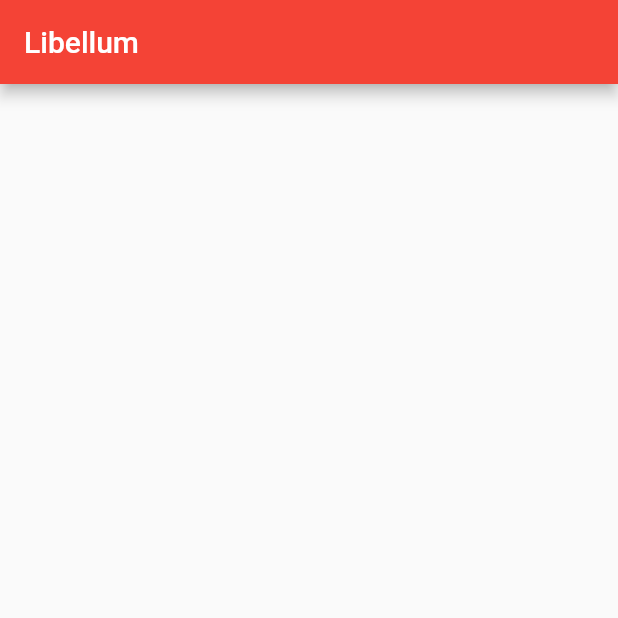
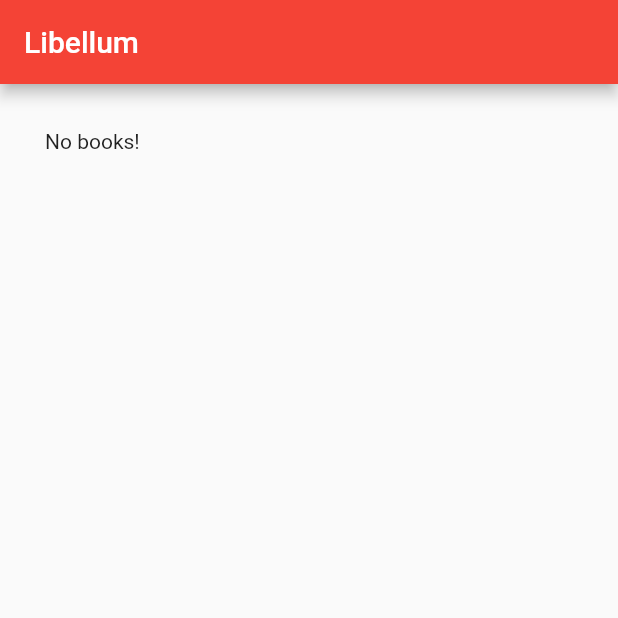
Before and after one commit to Apexal/libellum, a Flutter app: the screen it shows after launch, on a phone screen of 412 x 824 dp, the top half of it. Run offline on Flutter 3.47's test engine with Material 2 defaults, Android fonts, the phone set to English and light mode, and no system bars.

Commit message:
Show first book

```diff
--- a/lib/screens/home.dart
+++ b/lib/screens/home.dart
@@ -1,7 +1,10 @@
 import 'package:flutter/material.dart';
+import 'package:libellum/common/book_card.dart';
 import 'package:libellum/common/bottom_bar.dart';
 
 import 'package:libellum/main.dart';
+import 'package:libellum/models/books.dart';
+import 'package:provider/provider.dart';
 
 class HomeRoute extends StatelessWidget {
   @override
@@ -11,9 +14,19 @@ class HomeRoute extends StatelessWidget {
         title: Text(appTitle),
       ),
       body: Container(
-        padding: EdgeInsets.all(30),
-        child: null
-      ),
+          padding: EdgeInsets.all(30),
+          child: Column(
+            children: <Widget>[
+              Consumer<BooksModel>(
+                builder: (context, bookList, child) {
+                  if (bookList.books.length == 0) {
+                    return Text('No books!');
+                  }
+                  return BookCard(book: bookList.books.first);
+                },
+              )
+            ],
+          )),
       floatingActionButton: Builder(builder: (BuildContext context) {
         return FloatingActionButton(
           onPressed: () {
```
